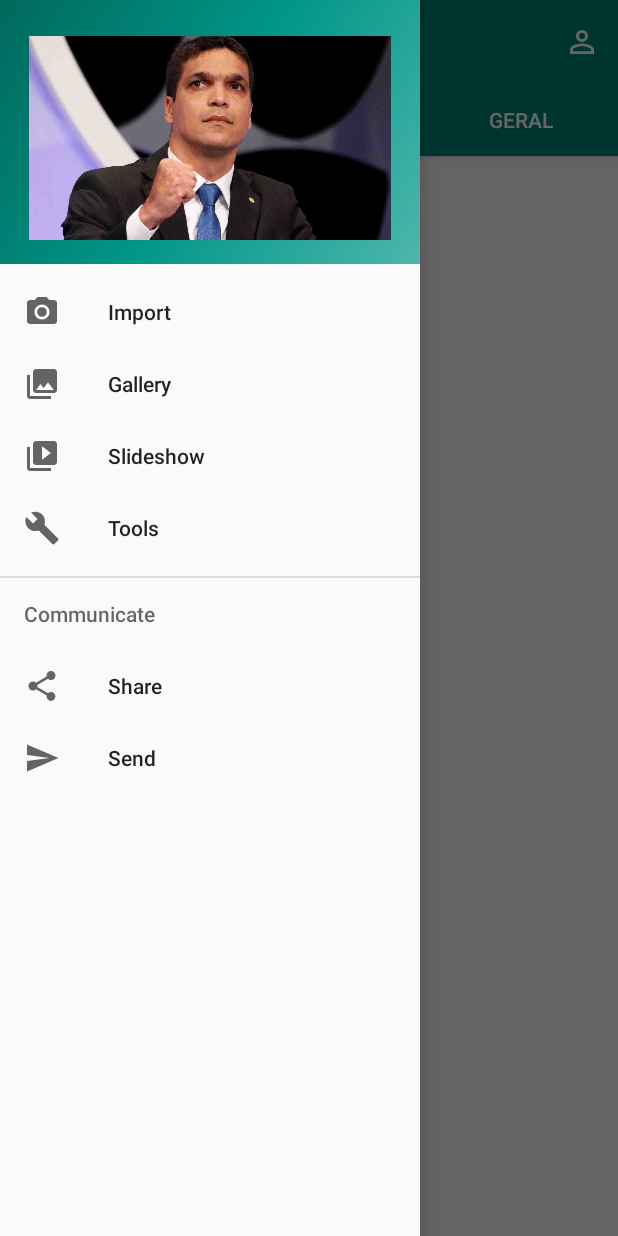
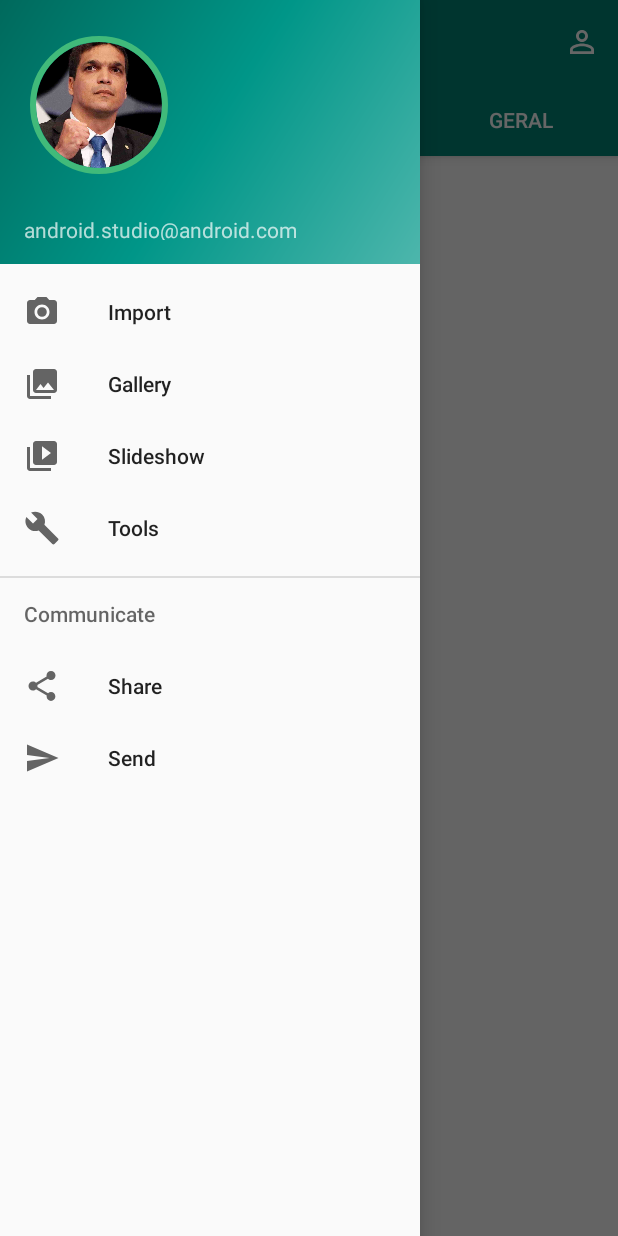
Before and after one commit to Mobile02-DH/NoticiaApp, an Android app: the HomeActivity screen opened directly, with no data from a screen before it, with the side drawer open, on a phone screen of 412 x 824 dp. Run offline under Robolectric (Android 15) with nearby library versions, the phone set to English and light mode, and no system bars; our stand-ins replace CircleImageView, Picasso; pictures from the network do not load.

Commit message:
adicionado icone

```diff
--- a/ConnectNews/app/src/main/AndroidManifest.xml
+++ b/ConnectNews/app/src/main/AndroidManifest.xml
@@ -6,7 +6,7 @@
 
     <application
         android:allowBackup="true"
-        android:icon="@mipmap/ic_launcher"
+        android:icon="@drawable/news_connect"
         android:label="@string/app_name"
         android:roundIcon="@mipmap/ic_launcher_round"
         android:supportsRtl="true"
--- a/ConnectNews/app/src/main/res/layout/nav_header_home.xml
+++ b/ConnectNews/app/src/main/res/layout/nav_header_home.xml
@@ -12,13 +12,16 @@
     android:paddingBottom="@dimen/activity_vertical_margin"
     android:theme="@style/ThemeOverlay.AppCompat.Dark">
 
-    <ImageView
+    <de.hdodenhof.circleimageview.CircleImageView
         android:id="@+id/avatar"
-        android:layout_width="wrap_content"
-        android:layout_height="wrap_content"
+        android:layout_width="100dp"
+        android:layout_height="100dp"
         android:contentDescription="@string/nav_header_desc"
         android:paddingTop="@dimen/nav_header_vertical_spacing"
-        app:srcCompat="@mipmap/ic_launcher_round" />
+        android:src="@mipmap/ic_launcher"
+        app:civ_border_color="#41ba7a"
+        app:civ_border_overlay="true"
+        app:civ_border_width="4dp" />
 
     <TextView
         android:id="@+id/tv_name"
```
Also changed, not shown: ConnectNews/app/build.gradle (+4 -3 lines).
